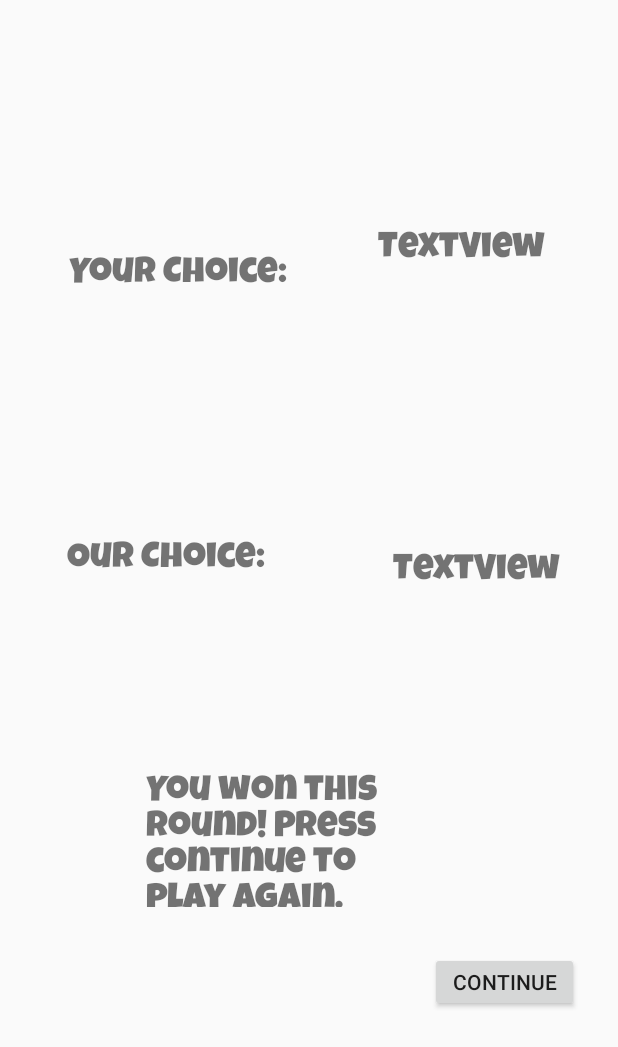
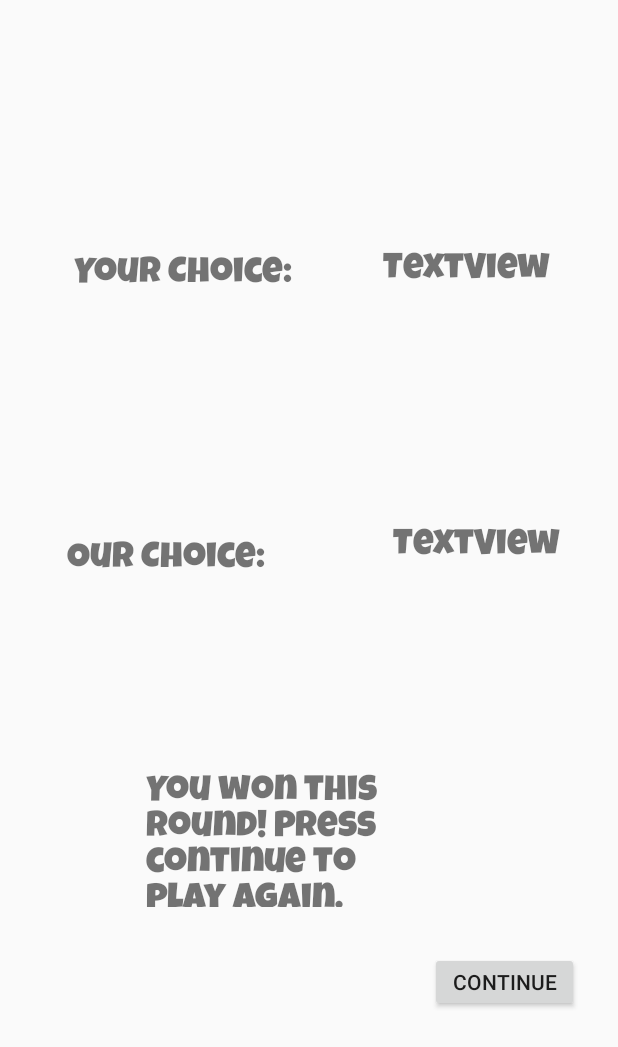
Before and after one commit to CraigP17/GameBoi-CSC207, an Android app: the layout activity_rp_swon_round_display.xml on its own in the app's theme, with its tools: preview values and no code run, on a phone screen of 412 x 824 dp. Shown: the top 1047 px of the screen. Run offline under Robolectric (Android 15) with nearby library versions, the phone set to English and light mode, and no system bars.

Commit message:
Changed font in RPS lost round activity

```diff
--- a/phase1/app/src/main/java/com/example/gameboi/LeaderBoardBE.java
+++ b/phase1/app/src/main/java/com/example/gameboi/LeaderBoardBE.java
@@ -24,7 +24,7 @@ public class LeaderBoardBE {
         try {
             in = new BufferedReader(new FileReader(file));
             String read = null;
-            read = in.readLine();
+            read = in.readLine(); //reads header
             while ((read = in.readLine()) != null) {
                 String[] splitted = read.split(", ");
                 scores[i] = Integer.parseInt(splitted[8]);
--- a/phase1/app/src/main/res/layout/activity_rp_swon_round_display.xml
+++ b/phase1/app/src/main/res/layout/activity_rp_swon_round_display.xml
@@ -39,12 +39,12 @@
 
     <TextView
         android:id="@+id/textView11"
-        android:layout_width="129dp"
-        android:layout_height="43dp"
+        android:layout_width="123dp"
+        android:layout_height="27dp"
         android:layout_marginStart="30dp"
         android:layout_marginTop="135dp"
         android:layout_marginEnd="46dp"
-        android:layout_marginBottom="113dp"
+        android:layout_marginBottom="85dp"
         android:fontFamily="@font/luckiest_guy"
         android:text="TextView"
         android:textSize="24sp"
@@ -57,11 +57,11 @@
     <TextView
         android:id="@+id/textView13"
         android:layout_width="117dp"
-        android:layout_height="29dp"
+        android:layout_height="38dp"
         android:layout_marginStart="40dp"
         android:layout_marginTop="45dp"
         android:layout_marginEnd="48dp"
-        android:layout_marginBottom="106dp"
+        android:layout_marginBottom="100dp"
         android:fontFamily="@font/luckiest_guy"
         android:text="TextView"
         android:textSize="24sp"
--- a/phase1/app/src/main/res/layout/activity_rps_lost_round_display.xml
+++ b/phase1/app/src/main/res/layout/activity_rps_lost_round_display.xml
@@ -29,6 +29,7 @@
         android:layout_marginTop="101dp"
         android:layout_marginEnd="137dp"
         android:layout_marginBottom="21dp"
+        android:fontFamily="@font/bangers"
         android:text="@string/lost_round"
         android:textSize="24sp"
         app:layout_constraintBottom_toTopOf="@+id/button8"
@@ -45,6 +46,7 @@
         android:layout_marginTop="124dp"
         android:layout_marginEnd="5dp"
         android:layout_marginBottom="10dp"
+        android:fontFamily="@font/bangers"
         android:text="@string/yourchoice"
         android:textSize="24sp"
         app:layout_constraintBottom_toTopOf="@+id/textView23"
@@ -60,6 +62,7 @@
         android:layout_marginTop="80dp"
         android:layout_marginEnd="30dp"
         android:layout_marginBottom="1dp"
+        android:fontFamily="@font/bangers"
         android:text="@string/computerchoice"
         android:textSize="24sp"
         app:layout_constraintBottom_toTopOf="@+id/textView5"
@@ -75,6 +78,7 @@
         android:layout_marginTop="132dp"
         android:layout_marginEnd="40dp"
         android:layout_marginBottom="10dp"
+        android:fontFamily="@font/bangers"
         android:text="TextView"
         android:textSize="24sp"
         app:layout_constraintBottom_toTopOf="@+id/textView25"
@@ -90,6 +94,7 @@
         android:layout_marginTop="81dp"
         android:layout_marginEnd="40dp"
         android:layout_marginBottom="106dp"
+        android:fontFamily="@font/bangers"
         android:text="TextView"
         android:textSize="24sp"
         app:layout_constraintBottom_toTopOf="@+id/textView5"
```
Also changed, not shown: 1 other file.
